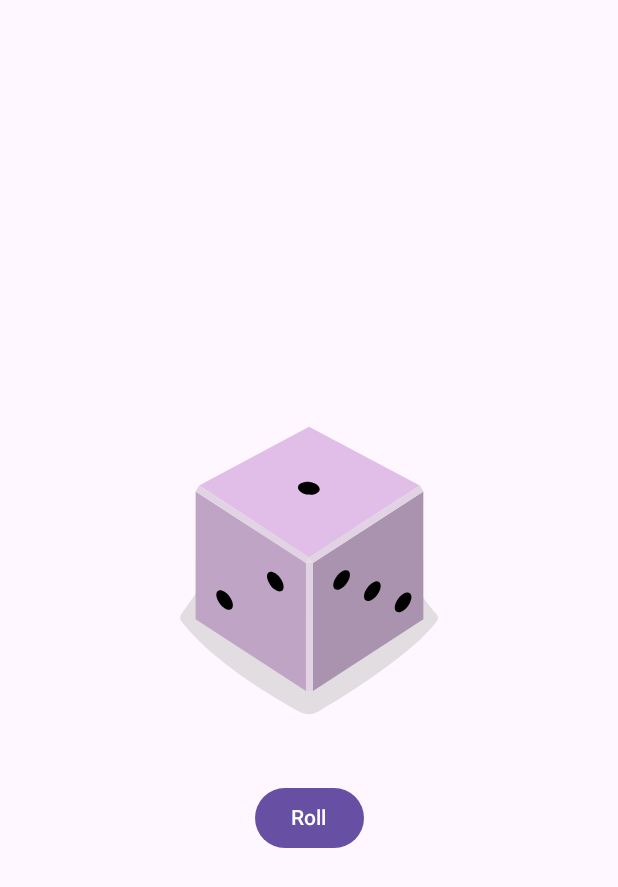
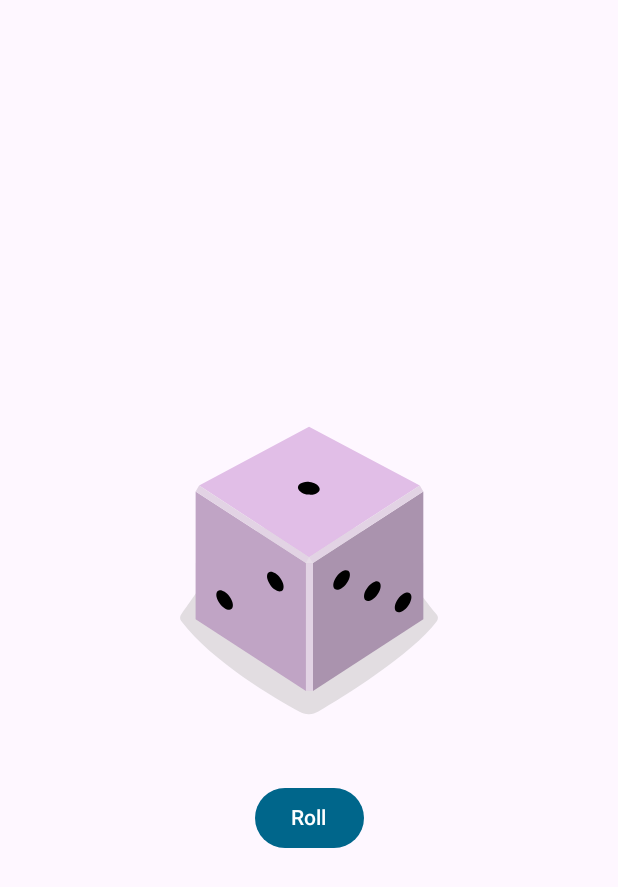
Before and after one commit to Iamgroo7/DiceRoller, an Android app built with Jetpack Compose: the screen it shows after launch (MainActivity), on a phone screen of 412 x 824 dp. Shown: the top 887 px of the screen. Run offline under Robolectric (Android 15) with nearby library versions, the phone set to English and light mode, and no system bars.

Commit message:
Add files via upload

```diff
--- a/app/src/main/java/com/example/diceroller/ui/theme/Theme.kt
+++ b/app/src/main/java/com/example/diceroller/ui/theme/Theme.kt
@@ -3,8 +3,14 @@ package com.example.diceroller.ui.theme
 import androidx.compose.material3.MaterialTheme
 import androidx.compose.material3.lightColorScheme
 import androidx.compose.runtime.Composable
+import androidx.compose.ui.graphics.Color
+
+private val AppColors = lightColorScheme(
+    primary = Color(0xFF00668B),
+    onPrimary = Color.White
+)
 
 @Composable
 fun DiceRollerTheme(content: @Composable () -> Unit) {
-    MaterialTheme(colorScheme = lightColorScheme(), content = content)
+    MaterialTheme(colorScheme = AppColors, content = content)
 }
```
